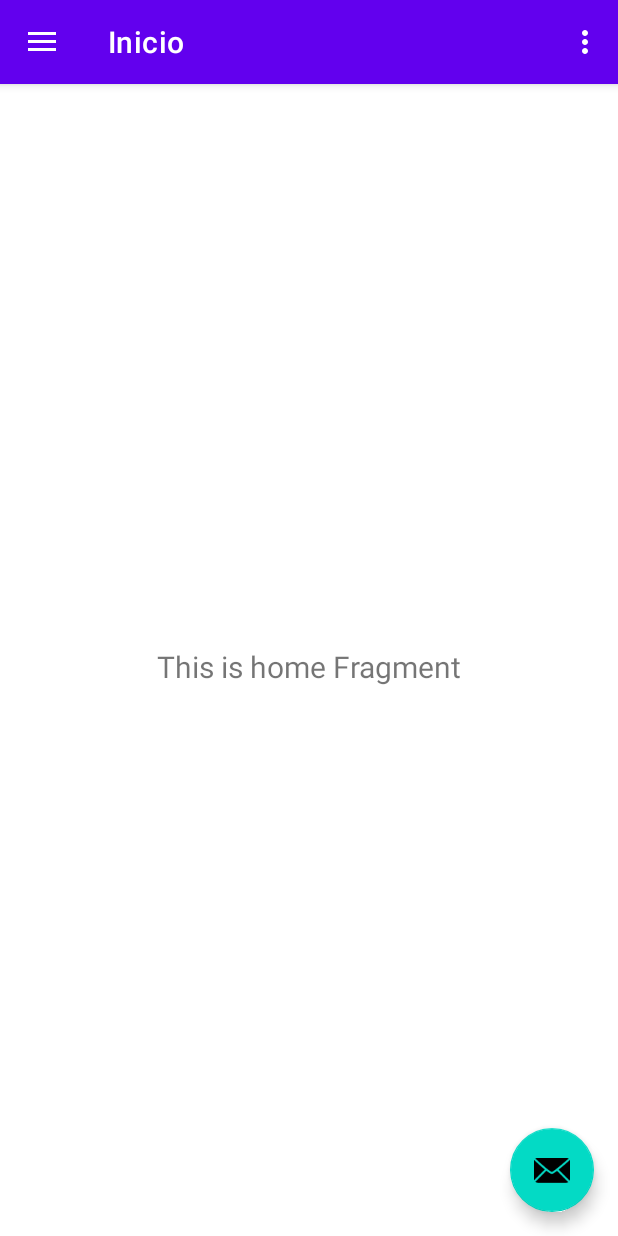
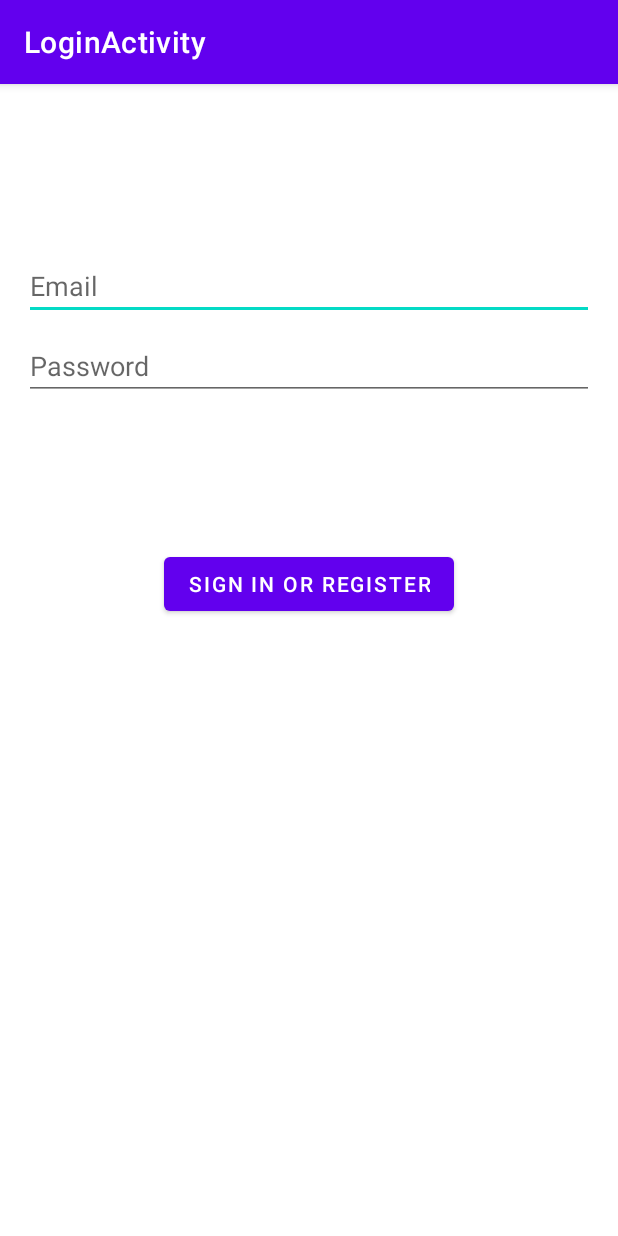
Before and after one commit to JuandeCuesta/T-FitProgress, an Android app: the screen it shows after launch (MainActivity before the commit, LoginActivity after it), on a phone screen of 412 x 824 dp. Run offline under Robolectric (Android 15) with nearby library versions, the phone set to English and light mode, and no system bars.

Commit message:
Navegacion login y cerrar sesion

```diff
--- a/app/build.gradle
+++ b/app/build.gradle
@@ -44,6 +44,7 @@ dependencies {
     implementation 'androidx.lifecycle:lifecycle-viewmodel-ktx:2.4.1'
     implementation 'androidx.navigation:navigation-fragment-ktx:2.4.2'
     implementation 'androidx.navigation:navigation-ui-ktx:2.4.2'
+    implementation 'androidx.annotation:annotation:1.3.0'
     testImplementation 'junit:junit:4.+'
     androidTestImplementation 'androidx.test.ext:junit:1.1.3'
     androidTestImplementation 'androidx.test.espresso:espresso-core:3.4.0'
--- /dev/null
+++ b/app/src/main/java/edu/juandecuesta/t_fitprogress/ui/login/LoginActivity.kt
@@ -0,0 +1,61 @@
+package edu.juandecuesta.t_fitprogress.ui.login
+
+import android.app.Activity
+import android.content.Intent
+import androidx.lifecycle.Observer
+import androidx.lifecycle.ViewModelProvider
+import android.os.Bundle
+import androidx.annotation.StringRes
+import androidx.appcompat.app.AppCompatActivity
+import android.text.Editable
+import android.text.TextWatcher
+import android.view.View
+import android.view.inputmethod.EditorInfo
+import android.widget.EditText
+import android.widget.Toast
+import edu.juandecuesta.t_fitprogress.MainActivity
+import edu.juandecuesta.t_fitprogress.databinding.ActivityLoginBinding
+
+import edu.juandecuesta.t_fitprogress.R
+
+class LoginActivity : AppCompatActivity() {
+
+    private lateinit var binding: ActivityLoginBinding
+
+    override fun onCreate(savedInstanceState: Bundle?) {
+        super.onCreate(savedInstanceState)
+
+        binding = ActivityLoginBinding.inflate(layoutInflater)
+        setContentView(binding.root)
+
+        val password = binding.password
+        val login = binding.login
+        val loading = binding.loading
+
+        login.setOnClickListener {
+            loading.visibility = View.VISIBLE
+            val myIntent = Intent (this, MainActivity::class.java)
+            startActivity(myIntent)
+            finish()
+        }
+    }
+
+    private fun showLoginFailed(@StringRes errorString: Int) {
+        Toast.makeText(applicationContext, errorString, Toast.LENGTH_SHORT).show()
+    }
+}
+
+/**
+ * Extension function to simplify setting an afterTextChanged action to EditText components.
+ */
+fun EditText.afterTextChanged(afterTextChanged: (String) -> Unit) {
+    this.addTextChangedListener(object : TextWatcher {
+        override fun afterTextChanged(editable: Editable?) {
+            afterTextChanged.invoke(editable.toString())
+        }
+
+        override fun beforeTextChanged(s: CharSequence, start: Int, count: Int, after: Int) {}
+
+        override fun onTextChanged(s: CharSequence, start: Int, before: Int, count: Int) {}
+    })
+}
--- /dev/null
+++ b/app/src/main/res/layout/activity_login.xml
@@ -0,0 +1,69 @@
+<?xml version="1.0" encoding="utf-8"?>
+<androidx.constraintlayout.widget.ConstraintLayout xmlns:android="http://schemas.android.com/apk/res/android"
+    xmlns:app="http://schemas.android.com/apk/res-auto"
+    xmlns:tools="http://schemas.android.com/tools"
+    android:id="@+id/container"
+    android:layout_width="match_parent"
+    android:layout_height="match_parent"
+    android:paddingLeft="@dimen/activity_horizontal_margin"
+    android:paddingTop="@dimen/activity_vertical_margin"
+    android:paddingRight="@dimen/activity_horizontal_margin"
+    android:paddingBottom="@dimen/activity_vertical_margin"
+    tools:context=".ui.login.LoginActivity">
+
+    <EditText
+        android:id="@+id/username"
+        android:layout_width="0dp"
+        android:layout_height="wrap_content"
+        android:layout_marginTop="96dp"
+        android:hint="@string/prompt_email"
+        android:inputType="textEmailAddress"
+        android:selectAllOnFocus="true"
+        app:layout_constraintEnd_toEndOf="parent"
+        app:layout_constraintStart_toStartOf="parent"
+        app:layout_constraintTop_toTopOf="parent" />
+
+    <EditText
+        android:id="@+id/password"
+        android:layout_width="0dp"
+        android:layout_height="wrap_content"
+        android:layout_marginTop="8dp"
+        android:hint="@string/prompt_password"
+        android:imeActionLabel="@string/action_sign_in_short"
+        android:imeOptions="actionDone"
+        android:inputType="textPassword"
+        android:selectAllOnFocus="true"
+        app:layout_constraintEnd_toEndOf="parent"
+        app:layout_constraintStart_toStartOf="parent"
+        app:layout_constraintTop_toBottomOf="@+id/username" />
+
+    <Button
+        android:id="@+id/login"
+        android:layout_width="wrap_content"
+        android:layout_height="wrap_content"
+        android:layout_gravity="start"
+        android:layout_marginTop="16dp"
+        android:layout_marginBottom="64dp"
+        android:enabled="true"
+        android:text="@string/action_sign_in"
+        app:layout_constraintBottom_toBottomOf="parent"
+        app:layout_constraintEnd_toEndOf="parent"
+        app:layout_constraintStart_toStartOf="parent"
+        app:layout_constraintTop_toBottomOf="@+id/password"
+        app:layout_constraintVertical_bias="0.2" />
+
+    <ProgressBar
+        android:id="@+id/loading"
+        android:layout_width="wrap_content"
+        android:layout_height="wrap_content"
+        android:layout_gravity="center"
+        android:layout_marginTop="64dp"
+        android:layout_marginBottom="64dp"
+        android:visibility="gone"
+        app:layout_constraintBottom_toBottomOf="parent"
+        app:layout_constraintEnd_toEndOf="@+id/password"
+        app:layout_constraintStart_toStartOf="@+id/password"
+        app:layout_constraintTop_toTopOf="parent"
+        app:layout_constraintVertical_bias="0.3" />
+
+</androidx.constraintlayout.widget.ConstraintLayout>
--- a/app/src/main/res/menu/activity_main_drawer.xml
+++ b/app/src/main/res/menu/activity_main_drawer.xml
@@ -25,11 +25,4 @@
             android:icon="@drawable/ic_menu_slideshow"
             android:title="@string/menu_mensajes" />
     </group>
-    <group
-        android:checkableBehavior="single">
-        <item
-            android:id="@+id/nav_logout"
-            android:icon="@drawable/ic_menu_slideshow"
-            android:title="@string/menu_logout" />
-    </group>
 </menu>
--- a/app/src/main/res/menu/main.xml
+++ b/app/src/main/res/menu/main.xml
@@ -2,7 +2,7 @@
 <menu xmlns:android="http://schemas.android.com/apk/res/android"
     xmlns:app="http://schemas.android.com/apk/res-auto">
     <item
-        android:id="@+id/action_settings"
+        android:id="@+id/nav_logout"
         android:orderInCategory="100"
         android:title="@string/action_settings"
         app:showAsAction="never" />
--- a/app/src/main/res/values-land/dimens.xml
+++ b/app/src/main/res/values-land/dimens.xml
@@ -1,3 +1,4 @@
 <resources>
     <dimen name="fab_margin">48dp</dimen>
+    <dimen name="activity_horizontal_margin">48dp</dimen>
 </resources>
--- a/app/src/main/res/values-w1240dp/dimens.xml
+++ b/app/src/main/res/values-w1240dp/dimens.xml
@@ -1,3 +1,4 @@
 <resources>
     <dimen name="fab_margin">200dp</dimen>
+    <dimen name="activity_horizontal_margin">200dp</dimen>
 </resources>
--- a/app/src/main/res/values-w600dp/dimens.xml
+++ b/app/src/main/res/values-w600dp/dimens.xml
@@ -1,3 +1,4 @@
 <resources>
     <dimen name="fab_margin">48dp</dimen>
+    <dimen name="activity_horizontal_margin">48dp</dimen>
 </resources>
--- a/app/src/main/res/values/strings.xml
+++ b/app/src/main/res/values/strings.xml
@@ -5,12 +5,20 @@
     <string name="nav_header_title">Android Studio</string>
     <string name="nav_header_subtitle">android.studio@android.com</string>
     <string name="nav_header_desc">Navigation header</string>
-    <string name="action_settings">Settings</string>
+    <string name="action_settings">Cerrar Sesión</string>
 
     <string name="menu_home">Inicio</string>
     <string name="menu_clientes">Clientes</string>
     <string name="menu_ejercicios">Ejercicios</string>
     <string name="menu_entrenamientos">Entrenamientos</string>
     <string name="menu_mensajes">Mensajes</string>
-    <string name="menu_logout">Cerrar Sesión</string>
+    <string name="title_activity_login">LoginActivity</string>
+    <string name="prompt_email">Email</string>
+    <string name="prompt_password">Password</string>
+    <string name="action_sign_in">Sign in or register</string>
+    <string name="action_sign_in_short">Sign in</string>
+    <string name="welcome">"Welcome !"</string>
+    <string name="invalid_username">Not a valid username</string>
+    <string name="invalid_password">Password must be >5 characters</string>
+    <string name="login_failed">"Login failed"</string>
 </resources>
```
Also changed, not shown: app/src/main/AndroidManifest.xml (+9 -3 lines), app/src/main/java/edu/juandecuesta/t_fitprogress/MainActivity.kt (+25 -1 lines), app/src/main/java/edu/juandecuesta/t_fitprogress/data/LoginDataSource.kt (added, +24 -0 lines), app/src/main/java/edu/juandecuesta/t_fitprogress/data/LoginRepository.kt (added, +46 -0 lines), app/src/main/java/edu/juandecuesta/t_fitprogress/data/Result.kt (added, +18 -0 lines), app/src/main/java/edu/juandecuesta/t_fitprogress/data/model/LoggedInUser.kt (added, +9 -0 lines).
